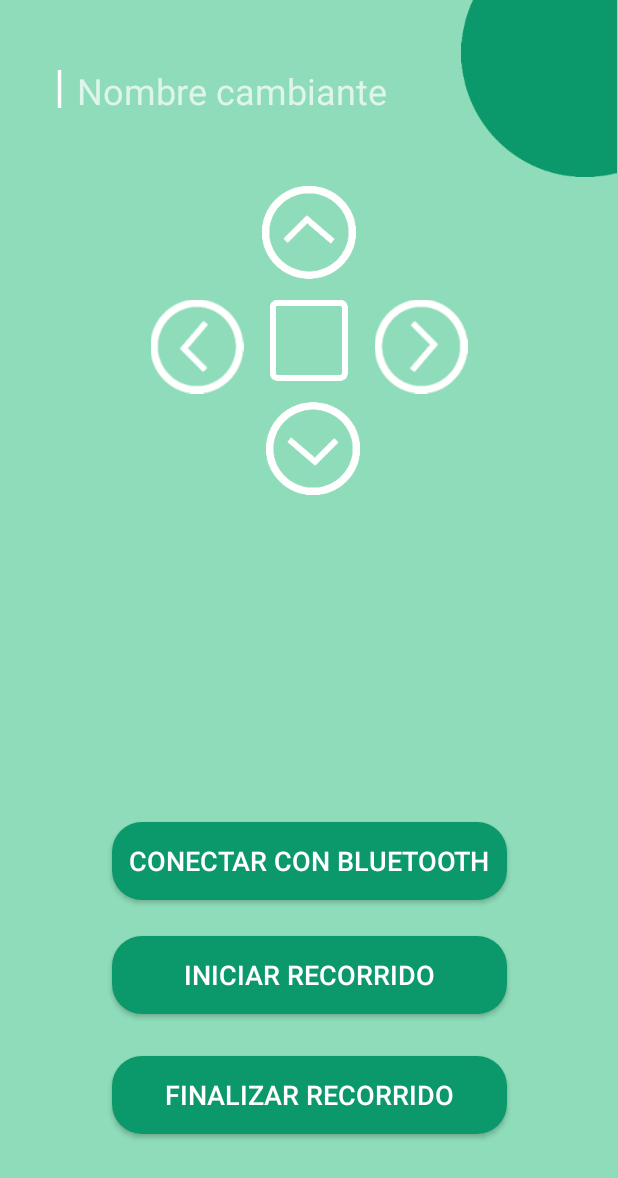
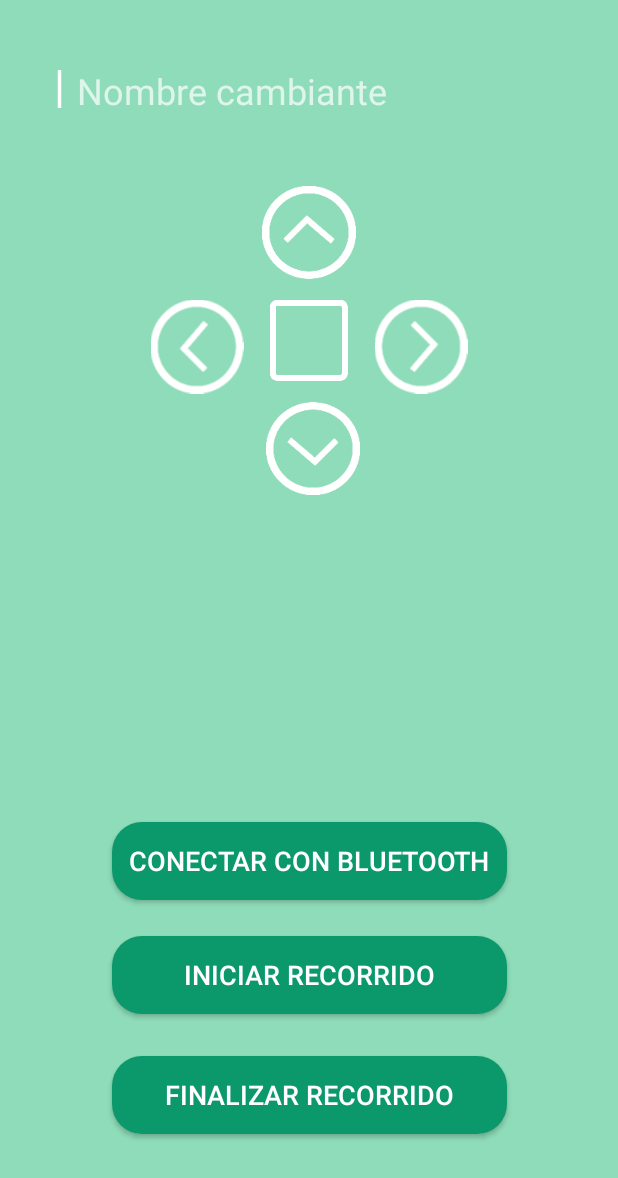
Before and after one commit to dionej11/BotTrash, an Android app: the layout activity_cuarta_activity.xml on its own in the app's theme, with its tools: preview values and no code run, on a phone screen of 412 x 824 dp. Shown: the top 1178 px of the screen. Run offline under Robolectric (Android 15) with nearby library versions, the phone set to English and light mode, and no system bars.

Commit message:
Vamos con los conflictos

```diff
--- a/app/src/main/java/com/example/bottrash/Sexta_activity.java
+++ b/app/src/main/java/com/example/bottrash/Sexta_activity.java
@@ -2,7 +2,9 @@ package com.example.bottrash;
 
 import androidx.appcompat.app.AppCompatActivity;
 
+import android.content.Intent;
 import android.os.Bundle;
+import android.view.View;
 
 public class Sexta_activity extends AppCompatActivity {
 
@@ -11,4 +13,8 @@ public class Sexta_activity extends AppCompatActivity {
         super.onCreate(savedInstanceState);
         setContentView(R.layout.activity_sexta_activity);
     }
+    public void Volver(View view){
+        Intent volver = new Intent(this, MainActivity.class);
+        startActivity(volver);
+    }
 }
--- a/app/src/main/java/com/example/bottrash/quinta_activity.java
+++ b/app/src/main/java/com/example/bottrash/quinta_activity.java
@@ -2,7 +2,9 @@ package com.example.bottrash;
 
 import androidx.appcompat.app.AppCompatActivity;
 
+import android.content.Intent;
 import android.os.Bundle;
+import android.view.View;
 
 public class quinta_activity extends AppCompatActivity {
 
@@ -11,4 +13,8 @@ public class quinta_activity extends AppCompatActivity {
         super.onCreate(savedInstanceState);
         setContentView(R.layout.activity_quinta_activity);
     }
+    public void Siguiente(View view){
+        Intent Siguiente = new Intent(this, Sexta_activity.class);
+        startActivity(Siguiente);
+    }
 }
--- a/app/src/main/res/layout/activity_cuarta_activity.xml
+++ b/app/src/main/res/layout/activity_cuarta_activity.xml
@@ -8,7 +8,7 @@
     tools:context=".cuarta_activity">
 
     <Button
-        android:id="@+id/button4"
+        android:id="@+id/btnFinalizar"
         android:layout_width="263dp"
         android:layout_height="52dp"
         android:layout_marginBottom="68dp"
@@ -20,15 +20,16 @@
         app:layout_constraintEnd_toEndOf="parent"
         app:layout_constraintHorizontal_bias="0.5"
         app:layout_constraintStart_toStartOf="parent"
-        app:layout_constraintTop_toBottomOf="@+id/editTextTextPersonName3"
+        app:layout_constraintTop_toBottomOf="@+id/lugar"
         app:layout_constraintVertical_bias="0.195" />
 
     <Button
-        android:id="@+id/button2"
+        android:id="@+id/btnConectarBlue"
         android:layout_width="263dp"
         android:layout_height="52dp"
         android:layout_marginBottom="224dp"
         android:background="@drawable/button_rounded"
+        android:onClick="Siguiente"
         android:text="Conectar con Bluetooth"
         android:textColor="#FFFFFF"
         android:textSize="18sp"
@@ -36,11 +37,11 @@
         app:layout_constraintEnd_toEndOf="parent"
         app:layout_constraintHorizontal_bias="0.5"
         app:layout_constraintStart_toStartOf="parent"
-        app:layout_constraintTop_toBottomOf="@+id/editTextTextPersonName3"
+        app:layout_constraintTop_toBottomOf="@+id/lugar"
         app:layout_constraintVertical_bias="0.195" />
 
     <Button
-        android:id="@+id/button3"
+        android:id="@+id/btnIniciar"
         android:layout_width="263dp"
         android:layout_height="52dp"
         android:layout_marginBottom="148dp"
@@ -52,11 +53,11 @@
         app:layout_constraintEnd_toEndOf="parent"
         app:layout_constraintHorizontal_bias="0.5"
         app:layout_constraintStart_toStartOf="parent"
-        app:layout_constraintTop_toBottomOf="@+id/editTextTextPersonName3"
+        app:layout_constraintTop_toBottomOf="@+id/lugar"
         app:layout_constraintVertical_bias="0.195" />
 
     <ImageButton
-        android:id="@+id/imageButton6"
+        android:id="@+id/btnAtras"
         android:layout_width="wrap_content"
         android:layout_height="wrap_content"
         android:layout_marginTop="268dp"
@@ -83,7 +84,7 @@
         app:layout_constraintTop_toTopOf="parent" />
 
     <TextView
-        android:id="@+id/textView8"
+        android:id="@+id/tv_cambiante"
         android:layout_width="wrap_content"
         android:layout_height="wrap_content"
         android:layout_marginStart="8dp"
@@ -94,7 +95,7 @@
         app:layout_constraintTop_toTopOf="parent" />
 
     <ImageButton
-        android:id="@+id/imageButton2"
+        android:id="@+id/btnAdelante"
         android:layout_width="wrap_content"
         android:layout_height="wrap_content"
         android:layout_marginTop="124dp"
@@ -106,7 +107,7 @@
         app:srcCompat="@mipmap/controles" />
 
     <ImageButton
-        android:id="@+id/imageButton3"
+        android:id="@+id/btnIzquierda"
         android:layout_width="wrap_content"
         android:layout_height="wrap_content"
         android:layout_marginStart="100dp"
@@ -119,7 +120,7 @@
         app:srcCompat="@mipmap/controles" />
 
     <ImageButton
-        android:id="@+id/imageButton4"
+        android:id="@+id/btnDerecha"
         android:layout_width="wrap_content"
         android:layout_height="wrap_content"
         android:layout_marginTop="200dp"
@@ -132,22 +133,14 @@
         app:srcCompat="@mipmap/controles" />
 
     <ImageButton
-        android:id="@+id/imageButton7"
+        android:id="@+id/btnDetener"
         android:layout_width="wrap_content"
         android:layout_height="wrap_content"
         android:background="#00FFFFFF"
-        app:layout_constraintBottom_toTopOf="@+id/imageButton6"
-        app:layout_constraintEnd_toStartOf="@+id/imageButton4"
-        app:layout_constraintStart_toEndOf="@+id/imageButton3"
-        app:layout_constraintTop_toBottomOf="@+id/imageButton2"
+        app:layout_constraintBottom_toTopOf="@+id/btnAtras"
+        app:layout_constraintEnd_toStartOf="@+id/btnDerecha"
+        app:layout_constraintStart_toEndOf="@+id/btnIzquierda"
+        app:layout_constraintTop_toBottomOf="@+id/btnAdelante"
         app:srcCompat="@mipmap/buttoncentro" />
 
-    <ImageView
-        android:id="@+id/imageView6"
-        android:layout_width="105dp"
-        android:layout_height="118dp"
-        app:layout_constraintEnd_toEndOf="parent"
-        app:layout_constraintTop_toTopOf="parent"
-        app:srcCompat="@mipmap/elipseControles" />
-
 </androidx.constraintlayout.widget.ConstraintLayout>
--- a/app/src/main/res/layout/activity_segundo.xml
+++ b/app/src/main/res/layout/activity_segundo.xml
@@ -27,7 +27,7 @@
         android:layout_height="59dp"
         android:layout_marginTop="28dp"
         android:background="#00FFFFFF"
-        android:onClick="Volver"
+        android:onClick="siguiente"
         app:layout_constraintEnd_toEndOf="parent"
         app:layout_constraintHorizontal_bias="0.498"
         app:layout_constraintStart_toStartOf="parent"
--- a/app/src/main/res/layout/activity_sexta_activity.xml
+++ b/app/src/main/res/layout/activity_sexta_activity.xml
@@ -37,6 +37,7 @@
         android:layout_marginEnd="52dp"
         android:layout_marginBottom="36dp"
         android:background="#00FFFFFF"
+        android:onClick="Volver"
         app:layout_constraintBottom_toBottomOf="parent"
         app:layout_constraintEnd_toEndOf="parent"
         app:srcCompat="@mipmap/btn_add" />
--- a/app/src/main/res/layout/activity_tercer.xml
+++ b/app/src/main/res/layout/activity_tercer.xml
@@ -32,7 +32,7 @@
         app:layout_constraintTop_toTopOf="parent" />
 
     <EditText
-        android:id="@+id/editTextTextPersonName3"
+        android:id="@+id/lugar"
         android:layout_width="329dp"
         android:layout_height="53dp"
         android:layout_marginTop="208dp"
@@ -52,13 +52,14 @@
         android:layout_width="190dp"
         android:layout_height="51dp"
         android:background="@drawable/button_rounded"
+        android:onClick="Siguiente"
         android:text="Siguiente"
         android:textColor="#FFFFFF"
         android:textSize="18sp"
         app:layout_constraintBottom_toBottomOf="parent"
         app:layout_constraintEnd_toEndOf="parent"
         app:layout_constraintStart_toStartOf="parent"
-        app:layout_constraintTop_toBottomOf="@+id/editTextTextPersonName3"
+        app:layout_constraintTop_toBottomOf="@+id/lugar"
         app:layout_constraintVertical_bias="0.195" />
 
     <ImageView
```
Also changed, not shown: app/src/main/java/com/example/bottrash/SegundoActivity.java (+4 -3 lines), app/src/main/java/com/example/bottrash/TercerActivity.java (+14 -0 lines), app/src/main/java/com/example/bottrash/cuarta_activity.java (+31 -1 lines), app/src/main/res/layout/activity_quinta_activity.xml (+3 -10 lines), app/src/main/res/mipmap-xxxhdpi/ElipseLimpiando.png (deleted), app/src/main/res/mipmap-xxxhdpi/elipse_controles.png (renamed from app/src/main/res/mipmap-xxxhdpi/elipseControles.png), app/src/main/res/mipmap-xxxhdpi/limpiando_icon.png (renamed from app/src/main/res/mipmap-xxxhdpi/limpiandoIcon.png).
